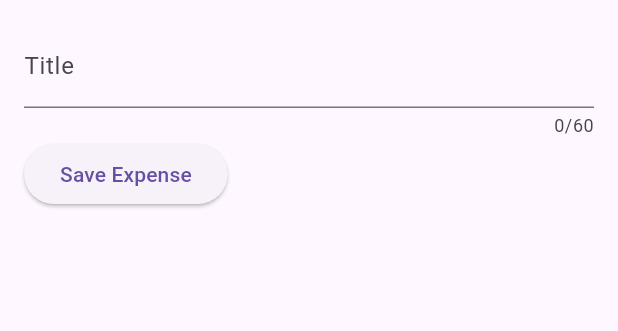
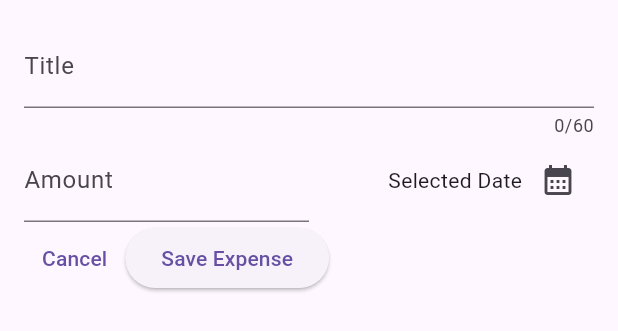
Before and after one commit to shardhayv/Maximilian-ExpenseTracker, a Flutter app: the NewExpense widget shown alone on an empty page, opened directly, on a phone screen of 412 x 824 dp. Shown: the top 331 px of the screen. Run offline on Flutter 3.47's test engine with Material 3 defaults, Android fonts, the phone set to English and light mode, and no system bars.

Commit message:
date time picker with logic added

```diff
--- a/lib/new_expense.dart
+++ b/lib/new_expense.dart
@@ -9,10 +9,24 @@ class NewExpense extends StatefulWidget {
 
 class _NewExpenseState extends State<NewExpense> {
   final _titleController = TextEditingController();
+  final _amountController = TextEditingController();
+
+  void _presentDatePicker() {
+    final now = DateTime.now();
+    final firstDate = DateTime(now.year - 1, now.month, now.day);
+    // final lastDate = DateTime()
+    showDatePicker(
+      context: context,
+      initialDate: now,
+      firstDate: firstDate,
+      lastDate: now,
+    );
+  }
 
   @override
   void dispose() {
     _titleController.dispose();
+    _amountController.dispose();
     super.dispose();
   }
 
@@ -40,14 +54,48 @@ class _NewExpenseState extends State<NewExpense> {
           ),
           Row(
             children: [
+              Expanded(
+                child: TextField(
+                  controller: _amountController,
+                  // maxLength: 60,
+                  keyboardType: TextInputType.number,
+                  decoration: const InputDecoration(
+                    prefixText: 'Rs ',
+                    label: Text("Amount"),
+                  ),
+                ),
+              ),
+              Expanded(
+                child: Row(
+                  mainAxisAlignment: MainAxisAlignment.end,
+                  crossAxisAlignment: CrossAxisAlignment.center,
+                  children: [
+                    const Text("Selected Date"),
+                    IconButton(
+                      onPressed: _presentDatePicker,
+                      icon: const Icon(Icons.calendar_month),
+                    ),
+                  ],
+                ),
+              ),
+            ],
+          ),
+          Row(
+            children: [
+              TextButton(
+                  onPressed: () {
+                    Navigator.pop(context);
+                  },
+                  child: const Text("Cancel")),
               ElevatedButton(
                 onPressed: () {
                   print(_titleController.text);
+                  print(_amountController.text);
                 },
                 child: const Text("Save Expense"),
               ),
             ],
-          )
+          ),
         ],
       ),
     );
```
